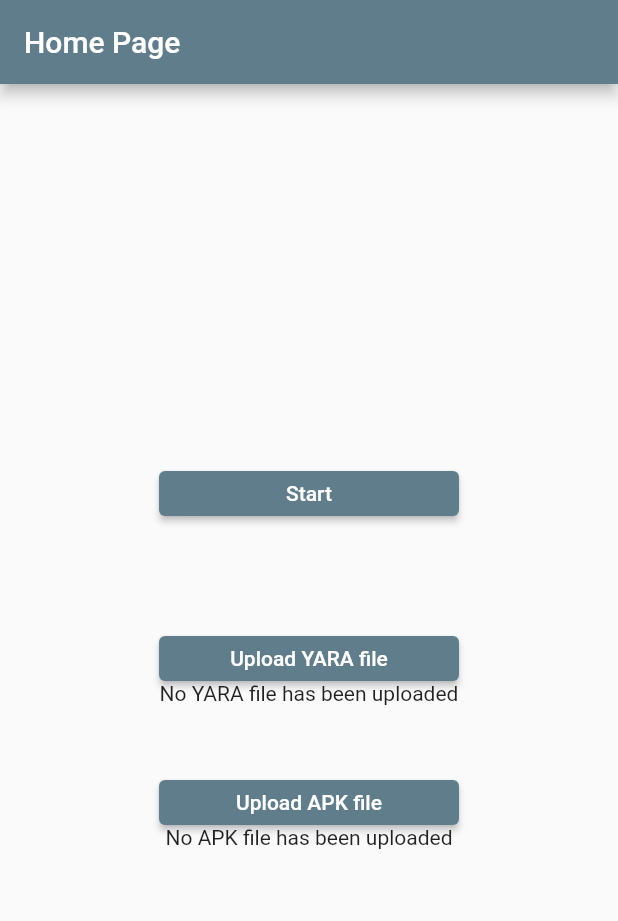
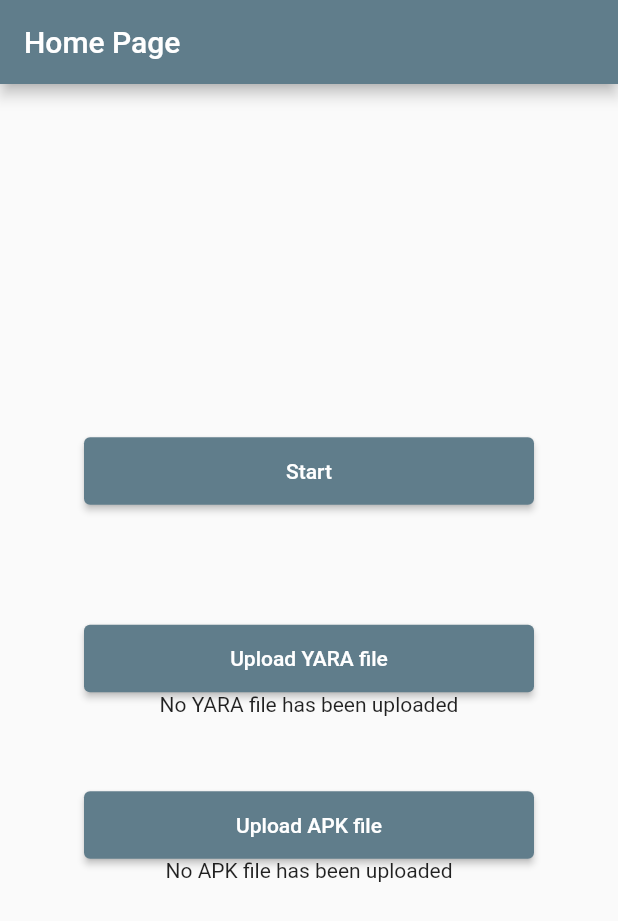
Before and after one commit to NovusIrez/Yara-APK-Demo, a Flutter app: the screen it shows after launch, on a phone screen of 412 x 824 dp. Shown: the top 921 px of the screen. Run offline on Flutter 3.47's test engine with Material 2 defaults, Android fonts, the phone set to English and light mode, and no system bars.

Commit message:
Update main.dart

```diff
--- a/lib/main.dart
+++ b/lib/main.dart
@@ -43,8 +43,8 @@ class _MyHomePageState extends State<MyHomePage> {
           mainAxisAlignment: MainAxisAlignment.center,
           children: <Widget>[
             SizedBox(
-              width: 200,
-              height: 30,
+              width: 300,
+              height: 45,
               child: ElevatedButton(
                 onPressed: () {
                   setState(() {});
@@ -56,8 +56,8 @@ class _MyHomePageState extends State<MyHomePage> {
               height: 80,
             ),
             SizedBox(
-              width: 200,
-              height: 30,
+              width: 300,
+              height: 45,
               child: ElevatedButton(
                 onPressed: () {
                   setState(() {});
@@ -70,8 +70,8 @@ class _MyHomePageState extends State<MyHomePage> {
               height: 50,
             ),
             SizedBox(
-              width: 200,
-              height: 30,
+              width: 300,
+              height: 45,
               child: ElevatedButton(
                 onPressed: () {
                   setState(() {});
```
